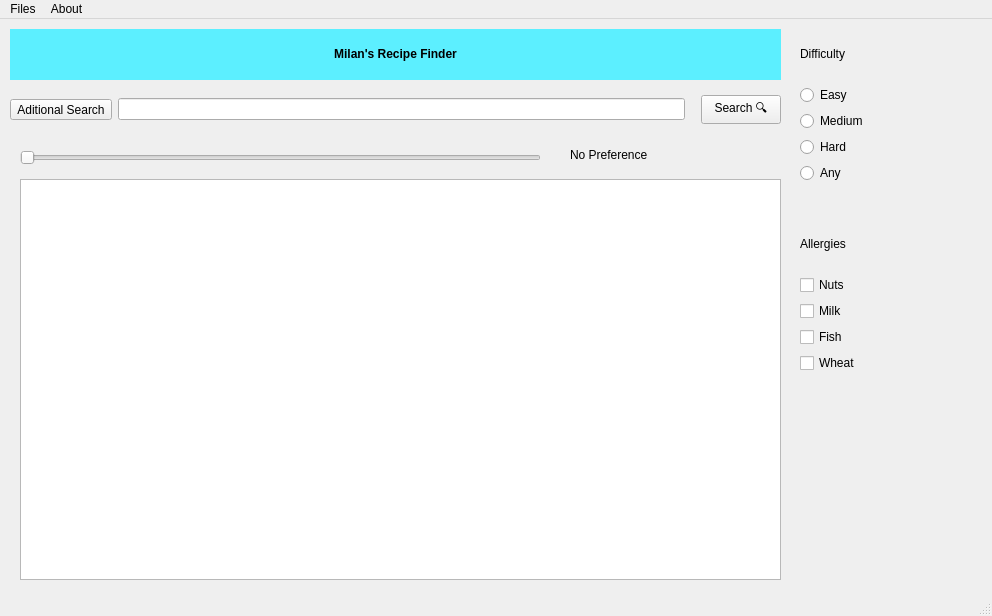
This is mainwindow.ui in M-Byte480/CS4076-QtProject-RecipeFinder as Qt 5 draws it before an edit. The edited form follows.
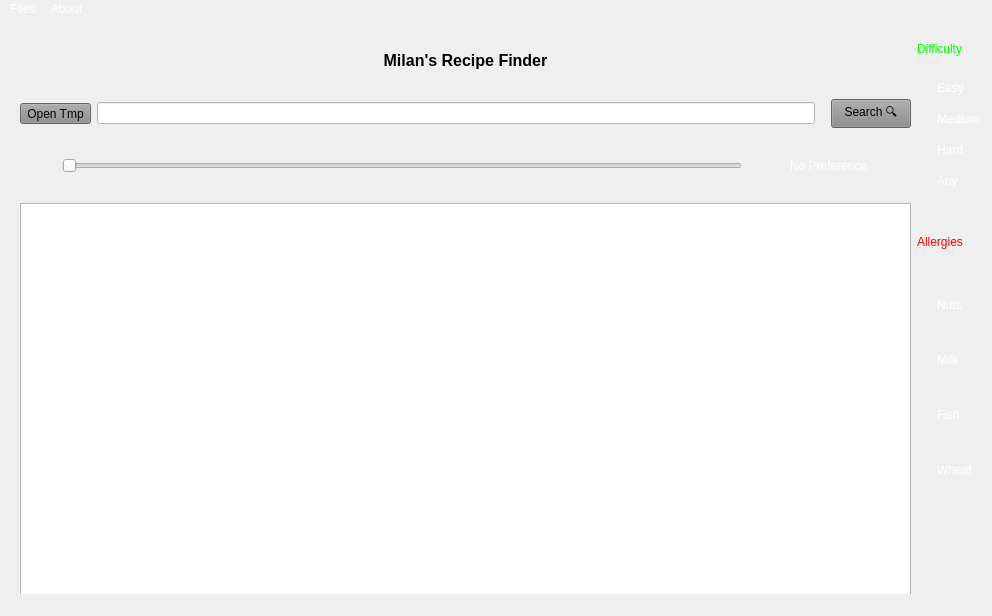
This is the edited form. Icons and pictures are not drawn.

```diff
--- a/mainwindow.ui
+++ b/mainwindow.ui
@@ -13,17 +13,90 @@
   <property name="windowTitle">
    <string>MainWindow</string>
   </property>
+  <property name="styleSheet">
+   <string notr="true">background-color: 
+qlineargradient(spread:pad, x1:0, y1:0, x2:1, y2:0, 
+stop:0 rgba(0, 0, 0, 255), 
+stop:1 rgba(25, 25, 0, 255));
+border-color: rgb(0, 0, 0);
+color: rgb(255, 255, 255);
+font: 700 9pt &quot;Roboto&quot;;</string>
+  </property>
   <widget class="QWidget" name="centralwidget">
    <widget class="QWidget" name="gridLayoutWidget_2">
     <property name="geometry">
      <rect>
-      <x>10</x>
+      <x>20</x>
       <y>10</y>
-      <width>771</width>
-      <height>51</height>
+      <width>961</width>
+      <height>574</height>
      </rect>
     </property>
     <layout class="QGridLayout" name="title">
+     <item row="2" column="0">
+      <layout class="QHBoxLayout" name="horizontalLayout">
+       <item>
+        <widget class="QSlider" name="timeSlider">
+         <property name="sizePolicy">
+          <sizepolicy hsizetype="Preferred" vsizetype="Fixed">
+           <horstretch>200</horstretch>
+           <verstretch>0</verstretch>
+          </sizepolicy>
+         </property>
+         <property name="maximumSize">
+          <size>
+           <width>680</width>
+           <height>35</height>
+          </size>
+         </property>
+         <property name="styleSheet">
+          <string notr="true">background-color: 
+qlineargradient(spread:pad, x1:0, y1:0, x2:1, y2:0, 
+stop:1 rgba(9, 70, 180, 0), 
+stop:0 rgba(97, 95, 130, 0));
+border-color: rgb(255, 255, 255);
+color: rgb(255, 255, 255);
+color: rgb(255, 0, 242);
+font: 700 9pt &quot;Roboto&quot;;</string>
+         </property>
+         <property name="maximum">
+          <number>250</number>
+         </property>
+         <property name="singleStep">
+          <number>5</number>
+         </property>
+         <property name="orientation">
+          <enum>Qt::Horizontal</enum>
+         </property>
+        </widget>
+       </item>
+       <item>
+        <widget class="QLabel" name="timeDisplay">
+         <property name="sizePolicy">
+          <sizepolicy hsizetype="Fixed" vsizetype="Preferred">
+           <horstretch>0</horstretch>
+           <verstretch>0</verstretch>
+          </sizepolicy>
+         </property>
+         <property name="layoutDirection">
+          <enum>Qt::LeftToRight</enum>
+         </property>
+         <property name="styleSheet">
+          <string notr="true">background-color: 
+qlineargradient(spread:pad, x1:0, y1:0, x2:1, y2:0, 
+stop:0 rgba(9, 70, 180, 0), 
+stop:1 rgba(97, 95, 130, 0));
+border-color: rgb(255, 255, 255);
+color: rgb(255, 255, 255);
+font: 700 9pt &quot;Roboto&quot;;</string>
+         </property>
+         <property name="text">
+          <string>No Preference</string>
+         </property>
+        </widget>
+       </item>
+      </layout>
+     </item>
      <item row="0" column="0">
       <widget class="QLabel" name="milanTitle">
        <property name="minimumSize">
@@ -33,36 +106,41 @@
         </size>
        </property>
        <property name="styleSheet">
-        <string notr="true">background-color: rgb(92, 239, 255);
+        <string notr="true">background-color: 
+qlineargradient(spread:pad, x1:0, y1:0, x2:1, y2:0, 
+stop:0 rgba(200, 200, 200, 255), 
+stop:1 rgba(100, 100, 100, 255));
 border-color: rgb(0, 0, 0);
-color: rgb(0, 0, 0);</string>
+color: rgb(0, 0, 0);
+font: 700 9pt &quot;Roboto&quot;;</string>
        </property>
        <property name="text">
-        <string>&lt;html&gt;&lt;head/&gt;&lt;body&gt;&lt;p align=&quot;center&quot;&gt;&lt;span style=&quot; font-weight:700;&quot;&gt;Milan's Recipe Finder&lt;/span&gt;&lt;/p&gt;&lt;/body&gt;&lt;/html&gt;</string>
+        <string>&lt;html&gt;&lt;head/&gt;&lt;body&gt;&lt;p align=&quot;center&quot;&gt;&lt;span style=&quot; font-size:12pt; font-weight:700;&quot;&gt;Milan's Recipe Finder&lt;/span&gt;&lt;/p&gt;&lt;/body&gt;&lt;/html&gt;</string>
        </property>
       </widget>
      </item>
-    </layout>
-   </widget>
-   <widget class="QWidget" name="horizontalLayoutWidget">
-    <property name="geometry">
-     <rect>
-      <x>10</x>
-      <y>70</y>
-      <width>771</width>
-      <height>41</height>
-     </rect>
-    </property>
+     <item row="1" column="0">
     <layout class="QHBoxLayout" name="searchBox">
      <item>
       <widget class="QToolButton" name="dropDownBox">
+         <property name="styleSheet">
+          <string notr="true">background-color:  rgb(140,140,140);
+border-color: rgb(255, 255, 255);
+color: rgb(0, 0, 0);
+font: 700 9pt &quot;Roboto&quot;;</string>
+         </property>
        <property name="text">
-        <string>Aditional Search</string>
+          <string>Open Tmp</string>
        </property>
       </widget>
      </item>
      <item>
-      <widget class="QLineEdit" name="userInput"/>
+        <widget class="QLineEdit" name="userInput">
+         <property name="styleSheet">
+          <string notr="true">background-color: rgb(255, 255, 255);
+border-color: rgb(0, 0, 0);</string>
+         </property>
+        </widget>
      </item>
      <item>
       <spacer name="horizontalSpacer">
@@ -82,63 +160,57 @@
      </item>
      <item>
       <widget class="QPushButton" name="searchButton">
+         <property name="styleSheet">
+          <string notr="true">background-color: rgb(140,140 , 140);
+border-color: rgb(0, 0, 0);
+color: rgb(0, 0, 0);
+font: 700 9pt &quot;Roboto&quot;;</string>
+         </property>
        <property name="text">
         <string>Search 🔍︎</string>
        </property>
       </widget>
      </item>
     </layout>
-   </widget>
-   <widget class="QSlider" name="timeSlider">
-    <property name="geometry">
-     <rect>
-      <x>20</x>
-      <y>130</y>
-      <width>521</width>
-      <height>18</height>
-     </rect>
+     </item>
+     <item row="3" column="0">
+      <widget class="QListWidget" name="resultList">
+       <property name="maximumSize">
+        <size>
+         <width>1000</width>
+         <height>400</height>
+        </size>
     </property>
     <property name="styleSheet">
-     <string notr="true">color: rgb(143, 143, 143);</string>
-    </property>
-    <property name="maximum">
-     <number>250</number>
-    </property>
-    <property name="singleStep">
-     <number>5</number>
-    </property>
-    <property name="orientation">
-     <enum>Qt::Horizontal</enum>
-    </property>
-   </widget>
-   <widget class="QLabel" name="timeDisplay">
-    <property name="geometry">
-     <rect>
-      <x>570</x>
-      <y>120</y>
-      <width>201</width>
-      <height>31</height>
-     </rect>
-    </property>
-    <property name="layoutDirection">
-     <enum>Qt::LeftToRight</enum>
-    </property>
-    <property name="text">
-     <string>No Preference</string>
-    </property>
-   </widget>
-   <widget class="QWidget" name="verticalLayoutWidget">
-    <property name="geometry">
-     <rect>
-      <x>800</x>
-      <y>10</y>
-      <width>160</width>
-      <height>154</height>
-     </rect>
-    </property>
+        <string notr="true">background-color: 
+qlineargradient(spread:pad, x1:0, y1:0, x2:1, y2:0, 
+stop:0 rgba(111, 111, 111, 255), 
+stop:1 rgba(25, 25, 25, 255));
+border-color: rgb(255, 255, 255);
+color: rgb(255, 255, 255);
+font: 700 9pt &quot;Roboto&quot;;</string>
+       </property>
+       <property name="resizeMode">
+        <enum>QListView::Fixed</enum>
+       </property>
+      </widget>
+     </item>
+     <item row="0" column="1" rowspan="3">
     <layout class="QVBoxLayout" name="difficultyCollection">
      <item>
       <widget class="QLabel" name="difficultyLabel">
+         <property name="maximumSize">
+          <size>
+           <width>16777215</width>
+           <height>40</height>
+          </size>
+         </property>
+         <property name="styleSheet">
+          <string notr="true">border-color: rgb(255, 255, 255);
+background-color: rgba(0 , 0 , 0 , 0);
+color: rgb(0, 255, 0);
+font: 700 9pt &quot;Roboto&quot;;</string>
+         </property>
        <property name="text">
         <string>Difficulty</string>
        </property>
@@ -146,6 +218,18 @@
      </item>
      <item>
       <widget class="QRadioButton" name="difficultyEasy">
+         <property name="maximumSize">
+          <size>
+           <width>16777215</width>
+           <height>25</height>
+          </size>
+         </property>
+         <property name="styleSheet">
+          <string notr="true">border-color: rgb(255, 255, 255);
+background-color: rgba(0 , 0 , 0 , 0);
+color: rgb(255, 255, 255);
+font: 700 9pt &quot;Roboto&quot;;</string>
+         </property>
        <property name="text">
         <string>Easy</string>
        </property>
@@ -153,6 +237,18 @@
      </item>
      <item>
       <widget class="QRadioButton" name="difficultyMedium">
+         <property name="maximumSize">
+          <size>
+           <width>16777215</width>
+           <height>25</height>
+          </size>
+         </property>
+         <property name="styleSheet">
+          <string notr="true">border-color: rgb(255, 255, 255);
+background-color: rgba(0 , 0 , 0 , 0);
+color: rgb(255, 255, 255);
+font: 700 9pt &quot;Roboto&quot;;</string>
+         </property>
        <property name="text">
         <string>Medium</string>
        </property>
@@ -160,6 +256,18 @@
      </item>
      <item>
       <widget class="QRadioButton" name="difficultyHard">
+         <property name="maximumSize">
+          <size>
+           <width>16777215</width>
+           <height>25</height>
+          </size>
+         </property>
+         <property name="styleSheet">
+          <string notr="true">border-color: rgb(255, 255, 255);
+background-color: rgba(0 , 0 , 0 , 0);
+color: rgb(255, 255, 255);
+font: 700 9pt &quot;Roboto&quot;;</string>
+         </property>
        <property name="text">
         <string>Hard</string>
        </property>
@@ -167,25 +275,41 @@
      </item>
      <item>
       <widget class="QRadioButton" name="difficultyAny">
+         <property name="maximumSize">
+          <size>
+           <width>16777215</width>
+           <height>25</height>
+          </size>
+         </property>
+         <property name="styleSheet">
+          <string notr="true">border-color: rgb(255, 255, 255);
+background-color: rgba(0 , 0 , 0 , 0);
+color: rgb(255, 255, 255);
+font: 700 9pt &quot;Roboto&quot;;</string>
+         </property>
        <property name="text">
         <string>Any</string>
        </property>
       </widget>
      </item>
     </layout>
-   </widget>
-   <widget class="QWidget" name="verticalLayoutWidget_2">
-    <property name="geometry">
-     <rect>
-      <x>800</x>
-      <y>200</y>
-      <width>160</width>
-      <height>154</height>
-     </rect>
-    </property>
+     </item>
+     <item row="3" column="1">
     <layout class="QVBoxLayout" name="allergiesCollection">
      <item>
       <widget class="QLabel" name="allergyLabel">
+         <property name="maximumSize">
+          <size>
+           <width>100</width>
+           <height>50</height>
+          </size>
+         </property>
+         <property name="styleSheet">
+          <string notr="true">border-color: rgb(255, 255, 255);
+background-color: rgba(0 , 0 , 0 , 0);
+color: rgb(255, 0, 0);
+font: 700 9pt &quot;Roboto&quot;;</string>
+         </property>
        <property name="text">
         <string>Allergies</string>
        </property>
@@ -193,6 +317,24 @@
      </item>
      <item>
       <widget class="QCheckBox" name="nuts">
+         <property name="maximumSize">
+          <size>
+           <width>16777215</width>
+           <height>35</height>
+          </size>
+         </property>
+         <property name="layoutDirection">
+          <enum>Qt::LeftToRight</enum>
+         </property>
+         <property name="autoFillBackground">
+          <bool>false</bool>
+         </property>
+         <property name="styleSheet">
+          <string notr="true">border-color: rgb(255, 255, 255);
+background-color: rgba(0 , 0 , 0 , 0);
+color: rgb(255, 255, 255);
+font: 700 9pt &quot;Roboto&quot;;</string>
+         </property>
        <property name="text">
         <string>Nuts</string>
        </property>
@@ -200,6 +342,18 @@
      </item>
      <item>
       <widget class="QCheckBox" name="milk">
+         <property name="maximumSize">
+          <size>
+           <width>16777215</width>
+           <height>35</height>
+          </size>
+         </property>
+         <property name="styleSheet">
+          <string notr="true">border-color: rgb(255, 255, 255);
+background-color: rgba(0 , 0 , 0 , 0);
+color: rgb(255, 255, 255);
+font: 700 9pt &quot;Roboto&quot;;</string>
+         </property>
        <property name="text">
         <string>Milk</string>
        </property>
@@ -207,6 +361,18 @@
      </item>
      <item>
       <widget class="QCheckBox" name="fish">
+         <property name="maximumSize">
+          <size>
+           <width>16777215</width>
+           <height>35</height>
+          </size>
+         </property>
+         <property name="styleSheet">
+          <string notr="true">border-color: rgb(255, 255, 255);
+background-color: rgba(0 , 0 , 0 , 0);
+color: rgb(255, 255, 255);
+font: 700 9pt &quot;Roboto&quot;;</string>
+         </property>
        <property name="text">
         <string>Fish</string>
        </property>
@@ -214,22 +380,42 @@
      </item>
      <item>
       <widget class="QCheckBox" name="wheat">
+         <property name="maximumSize">
+          <size>
+           <width>16777215</width>
+           <height>35</height>
+          </size>
+         </property>
+         <property name="styleSheet">
+          <string notr="true">border-color: rgb(255, 255, 255);
+background-color: rgba(0 , 0 , 0 , 0);
+color: rgb(255, 255, 255);
+font: 700 9pt &quot;Roboto&quot;;</string>
+         </property>
        <property name="text">
         <string>Wheat</string>
        </property>
       </widget>
      </item>
-    </layout>
-   </widget>
-   <widget class="QListWidget" name="resultList">
-    <property name="geometry">
-     <rect>
-      <x>20</x>
-      <y>160</y>
-      <width>761</width>
-      <height>401</height>
-     </rect>
-    </property>
+       <item>
+        <spacer name="verticalSpacer">
+         <property name="orientation">
+          <enum>Qt::Vertical</enum>
+         </property>
+         <property name="sizeType">
+          <enum>QSizePolicy::Fixed</enum>
+         </property>
+         <property name="sizeHint" stdset="0">
+          <size>
+           <width>0</width>
+           <height>100</height>
+          </size>
+         </property>
+        </spacer>
+       </item>
+      </layout>
+     </item>
+    </layout>
    </widget>
   </widget>
   <widget class="QMenuBar" name="menuBar">
@@ -238,7 +424,7 @@
      <x>0</x>
      <y>0</y>
      <width>992</width>
-     <height>25</height>
+     <height>23</height>
     </rect>
    </property>
    <widget class="QMenu" name="menuFiles">
```
Lines whose indentation alone changed are shown as unchanged.
